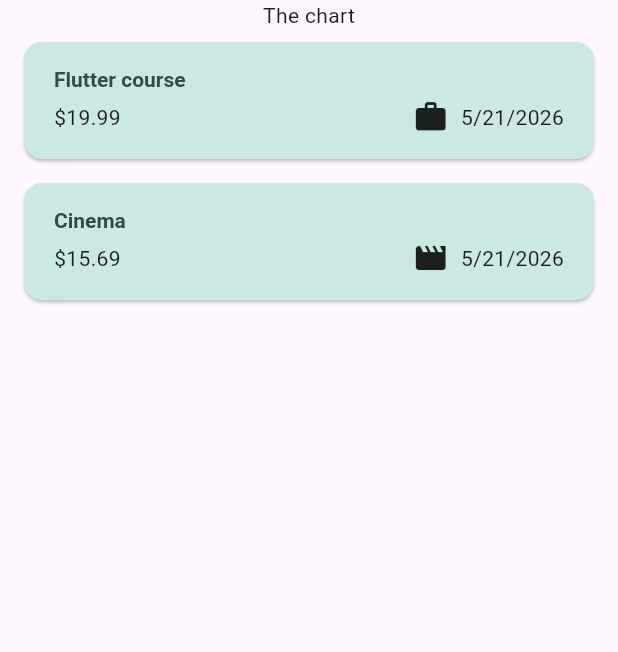
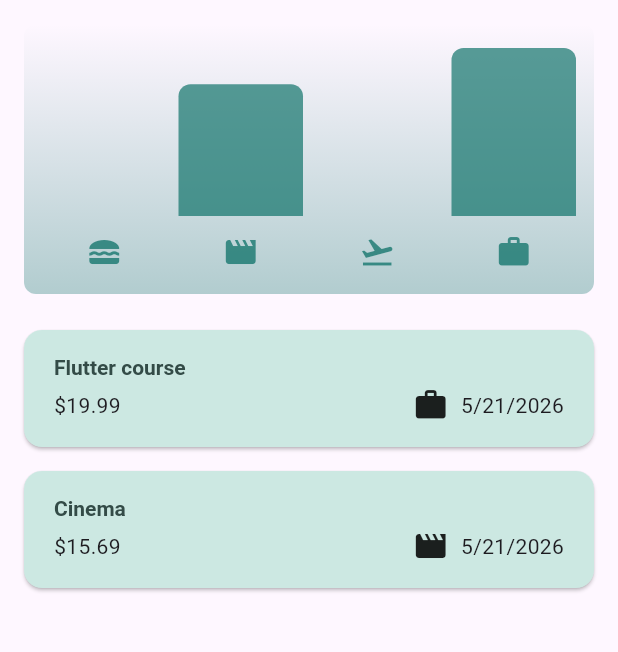
Before and after one commit to NetKanet/flutter-expense-tracker-app, a Flutter app: the screen it shows after launch, on a phone screen of 412 x 824 dp, the part 84-736 px from its top. Run offline on Flutter 3.47's test engine with Material 3 defaults, Android fonts, the phone set to English and light mode, and no system bars.

Commit message:
feat: add expense chart with category bars

```diff
--- /dev/null
+++ b/lib/widgets/chart/chart.dart
@@ -0,0 +1,95 @@
+import 'package:flutter/material.dart';
+
+import 'package:flutter_expense_tracker_app/widgets/chart/chart_bar.dart';
+import 'package:flutter_expense_tracker_app/models/expense.dart';
+
+class Chart extends StatelessWidget {
+  const Chart({super.key, required this.expenses});
+
+  final List<Expense> expenses;
+
+  List<ExpenseBucket> get buckets {
+    return [
+      ExpenseBucket.forCategory(expenses, Category.food),
+      ExpenseBucket.forCategory(expenses, Category.leisure),
+      ExpenseBucket.forCategory(expenses, Category.travel),
+      ExpenseBucket.forCategory(expenses, Category.work),
+    ];
+  }
+
+  double get maxTotalExpense {
+    double maxTotalExpense = 0;
+
+    for (final bucket in buckets) {
+      if (bucket.totalExpenses > maxTotalExpense) {
+        maxTotalExpense = bucket.totalExpenses;
+      }
+    }
+
+    return maxTotalExpense;
+  }
+
+  @override
+  Widget build(BuildContext context) {
+    final isDarkMode =
+        MediaQuery.of(context).platformBrightness == Brightness.dark;
+    return Container(
+      margin: const EdgeInsets.all(16),
+      padding: const EdgeInsets.symmetric(
+        vertical: 16,
+        horizontal: 8,
+      ),
+      width: double.infinity,
+      height: 180,
+      decoration: BoxDecoration(
+        borderRadius: BorderRadius.circular(8),
+        gradient: LinearGradient(
+          colors: [
+            Theme.of(context).colorScheme.primary.withValues(alpha: 0.3),
+            Theme.of(context).colorScheme.primary.withValues(alpha: 0.0)
+          ],
+          begin: Alignment.bottomCenter,
+          end: Alignment.topCenter,
+        ),
+      ),
+      child: Column(
+        children: [
+          Expanded(
+            child: Row(
+              crossAxisAlignment: CrossAxisAlignment.end,
+              children: [
+                for (final bucket in buckets)
+                  ChartBar(
+                    fill: bucket.totalExpenses == 0
+                        ? 0
+                        : bucket.totalExpenses / maxTotalExpense,
+                  )
+              ],
+            ),
+          ),
+          const SizedBox(height: 12),
+          Row(
+            children: buckets
+                .map(
+                  (bucket) => Expanded(
+                    child: Padding(
+                      padding: const EdgeInsets.symmetric(horizontal: 4),
+                      child: Icon(
+                        categoryIcons[bucket.category],
+                        color: isDarkMode
+                            ? Theme.of(context).colorScheme.secondary
+                            : Theme.of(context)
+                                .colorScheme
+                                .primary
+                                .withValues(alpha: 0.7),
+                      ),
+                    ),
+                  ),
+                )
+                .toList(),
+          )
+        ],
+      ),
+    );
+  }
+}
--- /dev/null
+++ b/lib/widgets/chart/chart_bar.dart
@@ -0,0 +1,34 @@
+import 'package:flutter/material.dart';
+
+class ChartBar extends StatelessWidget {
+  const ChartBar({
+    super.key,
+    required this.fill,
+  });
+
+  final double fill;
+
+  @override
+  Widget build(BuildContext context) {
+    final isDarkMode =
+        MediaQuery.of(context).platformBrightness == Brightness.dark;
+    return Expanded(
+      child: Padding(
+        padding: const EdgeInsets.symmetric(horizontal: 4),
+        child: FractionallySizedBox(
+          heightFactor: fill,
+          child: DecoratedBox(
+            decoration: BoxDecoration(
+              shape: BoxShape.rectangle,
+              borderRadius:
+                  const BorderRadius.vertical(top: Radius.circular(8)),
+              color: isDarkMode
+                  ? Theme.of(context).colorScheme.secondary
+                  : Theme.of(context).colorScheme.primary.withValues(alpha: 0.65),
+            ),
+          ),
+        ),
+      ),
+    );
+  }
+}
--- a/lib/widgets/expenses.dart
+++ b/lib/widgets/expenses.dart
@@ -2,6 +2,7 @@
 
 import 'package:flutter_expense_tracker_app/widgets/expenses_list/expenses_list.dart';
 import 'package:flutter_expense_tracker_app/models/expense.dart';
+import 'package:flutter_expense_tracker_app/widgets/chart/chart.dart';
 import 'package:flutter_expense_tracker_app/widgets/new_expense.dart';
 
 class Expenses extends StatefulWidget {
@@ -90,7 +91,7 @@
       ),
       body: Column(
         children: [
-          const Text('The chart'),
+          Chart(expenses: _registeredExpenses),
           Expanded(child: mainContent),
         ],
       ),
```
